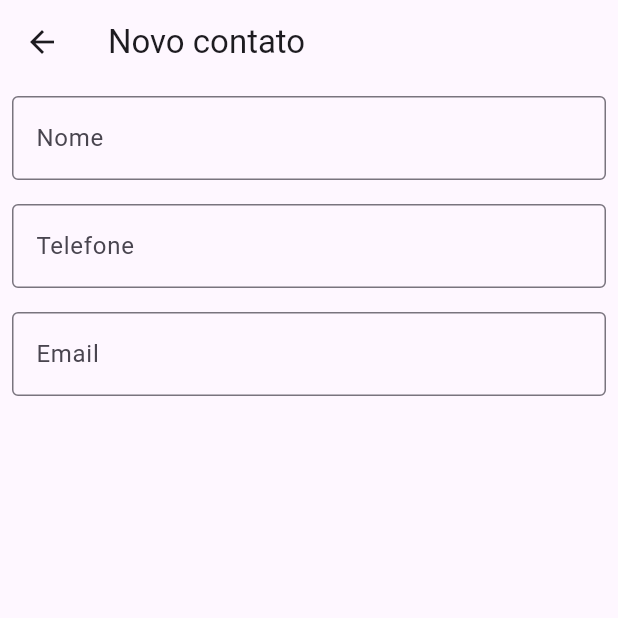
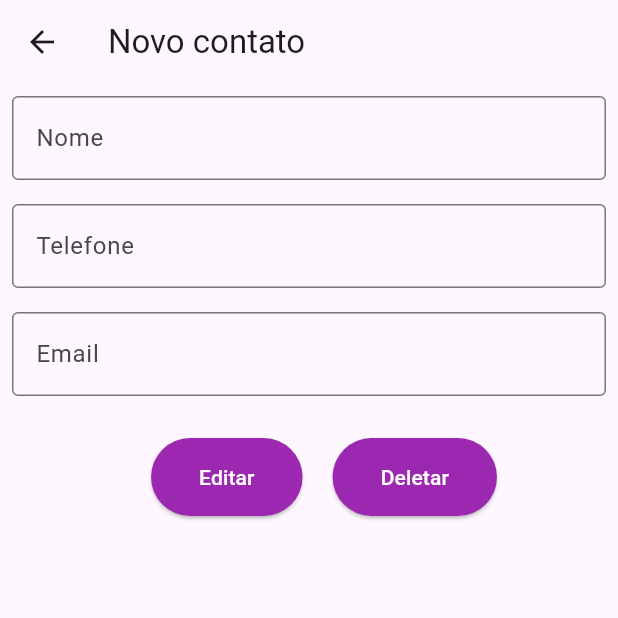
Before and after one commit to IGuilherme6/AgendaFlutter, a Flutter app: the Editar screen opened directly with empty values, on a phone screen of 412 x 824 dp, the top half of it. Run offline on Flutter 3.47's test engine with Material 3 defaults, Android fonts, the phone set to English and light mode, and no system bars; missing offline and left inert: dart:ffi.

Commit message:
adção de botão sem funcionalidade na tela de edição

```diff
--- a/lib/edicao.dart
+++ b/lib/edicao.dart
@@ -42,9 +42,36 @@ class Editar extends StatelessWidget{
                   label: Text("Email"),
                   border: OutlineInputBorder()),
               controller: emailController,
-
             ),
           ),
+          Row(
+            mainAxisAlignment: MainAxisAlignment.center,
+            children: [
+              Padding(
+                padding: const EdgeInsets.all(20.0),
+                child: ElevatedButton(onPressed: () {
+
+                },
+                    style: ElevatedButton.styleFrom(
+                        foregroundColor: Colors.white,
+                        backgroundColor: Colors.purple,
+                        padding: EdgeInsets.symmetric(horizontal: 32, vertical: 16),
+                        shape: RoundedRectangleBorder(
+                            borderRadius: BorderRadius.circular(30))),
+                    child: Text("Editar")),
+              ),
+              ElevatedButton(onPressed: () {
+
+              },
+                  style: ElevatedButton.styleFrom(
+                      foregroundColor: Colors.white,
+                      backgroundColor: Colors.purple,
+                      padding: EdgeInsets.symmetric(horizontal: 32, vertical: 16),
+                      shape: RoundedRectangleBorder(
+                          borderRadius: BorderRadius.circular(30))),
+                  child: Text("Deletar"))
+              ],
+          )
         ],
       ),
     );
```
